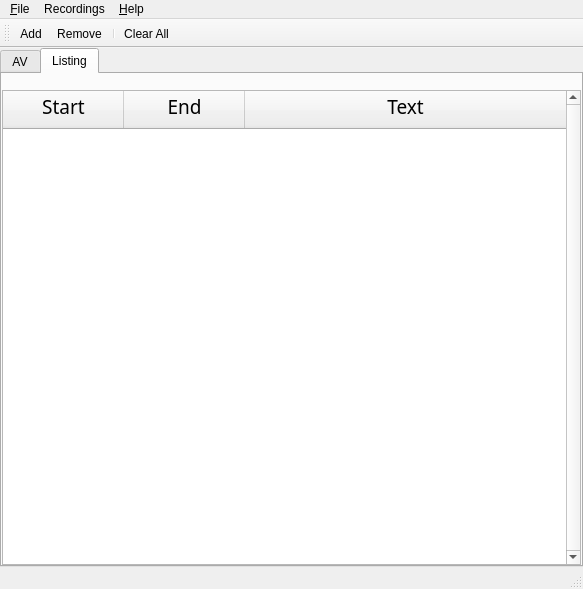
Qt form rekhtanavees/ui/mainwindow.ui (RoXimn/rekhtanavees) before a commit.
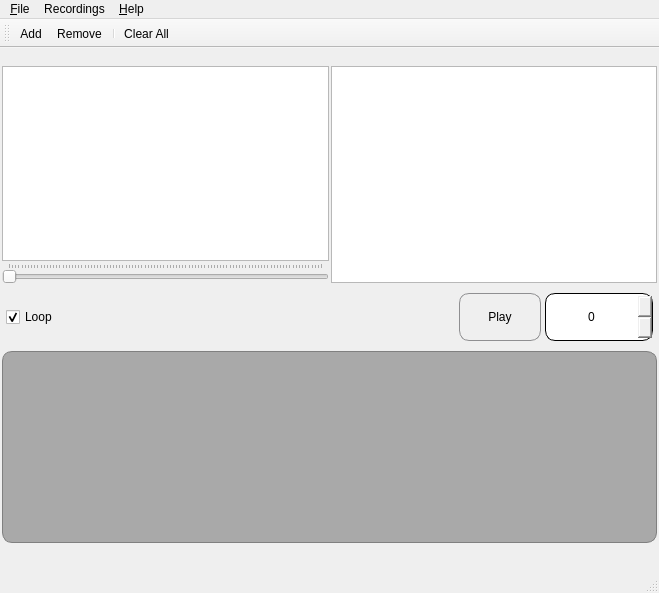
The same form after that commit. The open tabs and pages were chosen to show the change. Icons and pictures are not drawn. Custom widgets are drawn as their Qt base class.

```diff
--- a/rekhtanavees/ui/mainwindow.ui
+++ b/rekhtanavees/ui/mainwindow.ui
@@ -7,8 +7,8 @@
    <rect>
     <x>0</x>
     <y>0</y>
-    <width>583</width>
-    <height>589</height>
+    <width>659</width>
+    <height>593</height>
    </rect>
   </property>
   <property name="windowTitle">
@@ -19,80 +19,73 @@
     <normaloff>:/images/icons/feather.png</normaloff>:/images/icons/feather.png</iconset>
   </property>
   <property name="styleSheet">
-   <string notr="true">QSpinBox {
+   <string notr="true">QPushButton {
+    border: 1px solid #8f8f91;
+    border-radius: 10px;
+    background-color: qlineargradient(x1: 0, y1: 0, x2: 0, y2: 1,
+                                      stop: 0 #f6f7fa, stop: 1 #dadbde);
+    min-width: 80px;
+}
+
+QPushButton:pressed {
+    background-color: qlineargradient(x1: 0, y1: 0, x2: 0, y2: 1,
+                                      stop: 0 #dadbde, stop: 1 #f6f7fa);
+}
+
+QSpinBox {
 	border-radius: 10px;
+	border: 1px solid black;
 }
 
 QSpinBox::up-button {
     subcontrol-origin: border;
     subcontrol-position: center left; /* position at the top right corner */
 
-    width: 22px; /* 16 + 2*1px border-width = 15px padding + 3px parent border */
+    width: 24px; /* 16 + 2*1px border-width = 15px padding + 3px parent border */
+    height: 24px;
     border-image: url(:/images/icons/circle-chevron-left.png) 1;
-    border-width: 1px;
+    border-width: 3px;
 }
 
 QSpinBox::down-button {
     subcontrol-origin: border;
     subcontrol-position: center right; /* position at the top right corner */
 
-    width: 22px; /* 16 + 2*1px border-width = 15px padding + 3px parent border */
+    width: 24px; /* 16 + 2*1px border-width = 15px padding + 3px parent border */
+    height: 24px;
     border-image: url(:/images/icons/circle-chevron-right.png) 1;
-    border-width: 1px;
+    border-width: 3px;
 }</string>
   </property>
   <widget class="QWidget" name="centralwidget">
    <layout class="QVBoxLayout" name="verticalLayout_2">
-    <property name="spacing">
-     <number>2</number>
-    </property>
-    <property name="leftMargin">
-     <number>0</number>
-    </property>
-    <property name="topMargin">
-     <number>0</number>
-    </property>
-    <property name="rightMargin">
-     <number>0</number>
-    </property>
-    <property name="bottomMargin">
-     <number>0</number>
-    </property>
     <item>
-     <widget class="QSplitter" name="splitter">
-      <property name="sizePolicy">
-       <sizepolicy hsizetype="Expanding" vsizetype="Expanding">
-        <horstretch>0</horstretch>
-        <verstretch>0</verstretch>
-       </sizepolicy>
-      </property>
-      <property name="orientation">
-       <enum>Qt::Orientation::Horizontal</enum>
-      </property>
-      <widget class="QTabWidget" name="tabRecordings">
-       <property name="currentIndex">
-        <number>0</number>
-       </property>
-       <widget class="QWidget" name="tabAV">
-        <attribute name="title">
-         <string>AV</string>
-        </attribute>
-        <layout class="QVBoxLayout" name="verticalLayout_4">
-         <item>
-          <layout class="QVBoxLayout" name="verticalLayout" stretch="0,0,0,0,0,0">
-           <property name="spacing">
-            <number>2</number>
-           </property>
-           <property name="sizeConstraint">
-            <enum>QLayout::SizeConstraint::SetMinAndMaxSize</enum>
-           </property>
-           <item>
-            <widget class="QLabel" name="lblRecordings">
+     <widget class="QLabel" name="lblRecordingsTitle">
              <property name="text">
               <string/>
              </property>
             </widget>
            </item>
+    <item>
+     <widget class="QWidget" name="wViewer" native="true">
+      <layout class="QHBoxLayout" name="horizontalLayout_2">
+       <property name="spacing">
+        <number>2</number>
+       </property>
+       <property name="leftMargin">
+        <number>2</number>
+       </property>
+       <property name="topMargin">
+        <number>2</number>
+       </property>
+       <property name="rightMargin">
+        <number>2</number>
+       </property>
+       <property name="bottomMargin">
+        <number>2</number>
+       </property>
+       <item>
+        <layout class="QVBoxLayout" name="verticalLayout_6">
            <item>
             <widget class="QGraphicsView" name="videoView">
              <property name="focusPolicy">
@@ -128,18 +121,41 @@
              </property>
             </widget>
            </item>
+        </layout>
+       </item>
            <item>
-            <widget class="QFrame" name="frame">
-             <property name="frameShape">
-              <enum>QFrame::Shape::NoFrame</enum>
-             </property>
-             <property name="frameShadow">
-              <enum>QFrame::Shadow::Plain</enum>
-             </property>
-             <layout class="QHBoxLayout" name="horizontalLayout">
+        <widget class="QTableView" name="tbvListing"/>
+       </item>
+      </layout>
+     </widget>
+    </item>
+    <item>
+     <widget class="QWidget" name="wNavigation" native="true">
+      <property name="sizePolicy">
+       <sizepolicy hsizetype="Preferred" vsizetype="Fixed">
+        <horstretch>0</horstretch>
+        <verstretch>0</verstretch>
+       </sizepolicy>
+      </property>
+      <layout class="QHBoxLayout" name="horizontalLayout" stretch="0,1,0,0">
+       <property name="spacing">
+        <number>4</number>
+       </property>
               <property name="sizeConstraint">
                <enum>QLayout::SizeConstraint::SetDefaultConstraint</enum>
               </property>
+       <property name="leftMargin">
+        <number>6</number>
+       </property>
+       <property name="topMargin">
+        <number>6</number>
+       </property>
+       <property name="rightMargin">
+        <number>6</number>
+       </property>
+       <property name="bottomMargin">
+        <number>6</number>
+       </property>
               <item>
                <widget class="QCheckBox" name="cbxLoop">
                 <property name="minimumSize">
@@ -179,7 +195,7 @@
                <widget class="QPushButton" name="btnPlay">
                 <property name="minimumSize">
                  <size>
-                  <width>96</width>
+           <width>108</width>
                   <height>48</height>
                  </size>
                 </property>
@@ -207,7 +223,7 @@
                 </property>
                 <property name="minimumSize">
                  <size>
-                  <width>96</width>
+           <width>108</width>
                   <height>48</height>
                  </size>
                 </property>
@@ -234,6 +250,30 @@
             </widget>
            </item>
            <item>
+     <widget class="QWidget" name="wEditor" native="true">
+      <property name="sizePolicy">
+       <sizepolicy hsizetype="Expanding" vsizetype="Minimum">
+        <horstretch>0</horstretch>
+        <verstretch>0</verstretch>
+       </sizepolicy>
+      </property>
+      <layout class="QVBoxLayout" name="verticalLayout_3">
+       <property name="spacing">
+        <number>2</number>
+       </property>
+       <property name="leftMargin">
+        <number>2</number>
+       </property>
+       <property name="topMargin">
+        <number>2</number>
+       </property>
+       <property name="rightMargin">
+        <number>2</number>
+       </property>
+       <property name="bottomMargin">
+        <number>2</number>
+       </property>
+       <item>
             <widget class="QPlainTextEdit" name="transcript">
              <property name="sizePolicy">
               <sizepolicy hsizetype="Expanding" vsizetype="Fixed">
@@ -275,18 +315,6 @@
             </widget>
            </item>
            <item>
-            <widget class="QGroupBox" name="audioGroup">
-             <property name="sizePolicy">
-              <sizepolicy hsizetype="Expanding" vsizetype="Minimum">
-               <horstretch>0</horstretch>
-               <verstretch>0</verstretch>
-              </sizepolicy>
-             </property>
-             <property name="title">
-              <string/>
-             </property>
-             <layout class="QVBoxLayout" name="verticalLayout_3">
-              <item>
                <widget class="AudioSpectrumScrollArea" name="audioSpectrumArea" native="true"/>
               </item>
               <item>
@@ -316,92 +344,13 @@
             </widget>
            </item>
           </layout>
-         </item>
-        </layout>
-       </widget>
-       <widget class="QWidget" name="tabListing">
-        <attribute name="title">
-         <string>Listing</string>
-        </attribute>
-        <layout class="QVBoxLayout" name="verticalLayout_5">
-         <item>
-          <widget class="QLabel" name="lblRecordingTitle">
-           <property name="text">
-            <string/>
-           </property>
-          </widget>
-         </item>
-         <item>
-          <widget class="QTableWidget" name="tbvListing">
-           <property name="font">
-            <font>
-             <family>Noto Naskh Arabic</family>
-             <pointsize>14</pointsize>
-            </font>
-           </property>
-           <property name="verticalScrollBarPolicy">
-            <enum>Qt::ScrollBarPolicy::ScrollBarAlwaysOn</enum>
-           </property>
-           <property name="editTriggers">
-            <set>QAbstractItemView::EditTrigger::NoEditTriggers</set>
-           </property>
-           <property name="alternatingRowColors">
-            <bool>true</bool>
-           </property>
-           <property name="selectionMode">
-            <enum>QAbstractItemView::SelectionMode::SingleSelection</enum>
-           </property>
-           <property name="selectionBehavior">
-            <enum>QAbstractItemView::SelectionBehavior::SelectRows</enum>
-           </property>
-           <property name="textElideMode">
-            <enum>Qt::TextElideMode::ElideMiddle</enum>
-           </property>
-           <property name="gridStyle">
-            <enum>Qt::PenStyle::DotLine</enum>
-           </property>
-           <property name="wordWrap">
-            <bool>true</bool>
-           </property>
-           <property name="cornerButtonEnabled">
-            <bool>false</bool>
-           </property>
-           <attribute name="horizontalHeaderStretchLastSection">
-            <bool>true</bool>
-           </attribute>
-           <attribute name="verticalHeaderStretchLastSection">
-            <bool>false</bool>
-           </attribute>
-           <column>
-            <property name="text">
-             <string>Start</string>
-            </property>
-           </column>
-           <column>
-            <property name="text">
-             <string>End</string>
-            </property>
-           </column>
-           <column>
-            <property name="text">
-             <string>Text</string>
-            </property>
-           </column>
-          </widget>
-         </item>
-        </layout>
-       </widget>
-      </widget>
-     </widget>
-    </item>
-   </layout>
   </widget>
   <widget class="QMenuBar" name="menubar">
    <property name="geometry">
     <rect>
      <x>0</x>
      <y>0</y>
-     <width>583</width>
+     <width>659</width>
      <height>22</height>
     </rect>
    </property>
```
Lines whose indentation alone changed are shown as unchanged.
